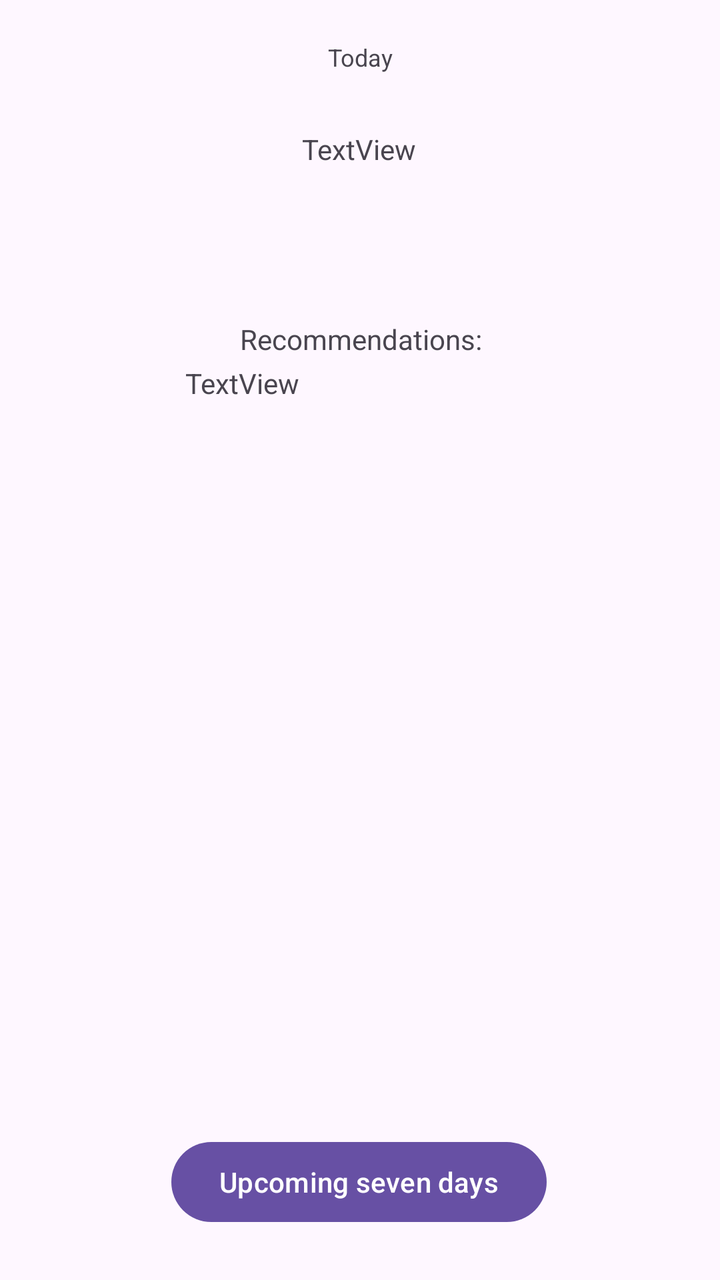
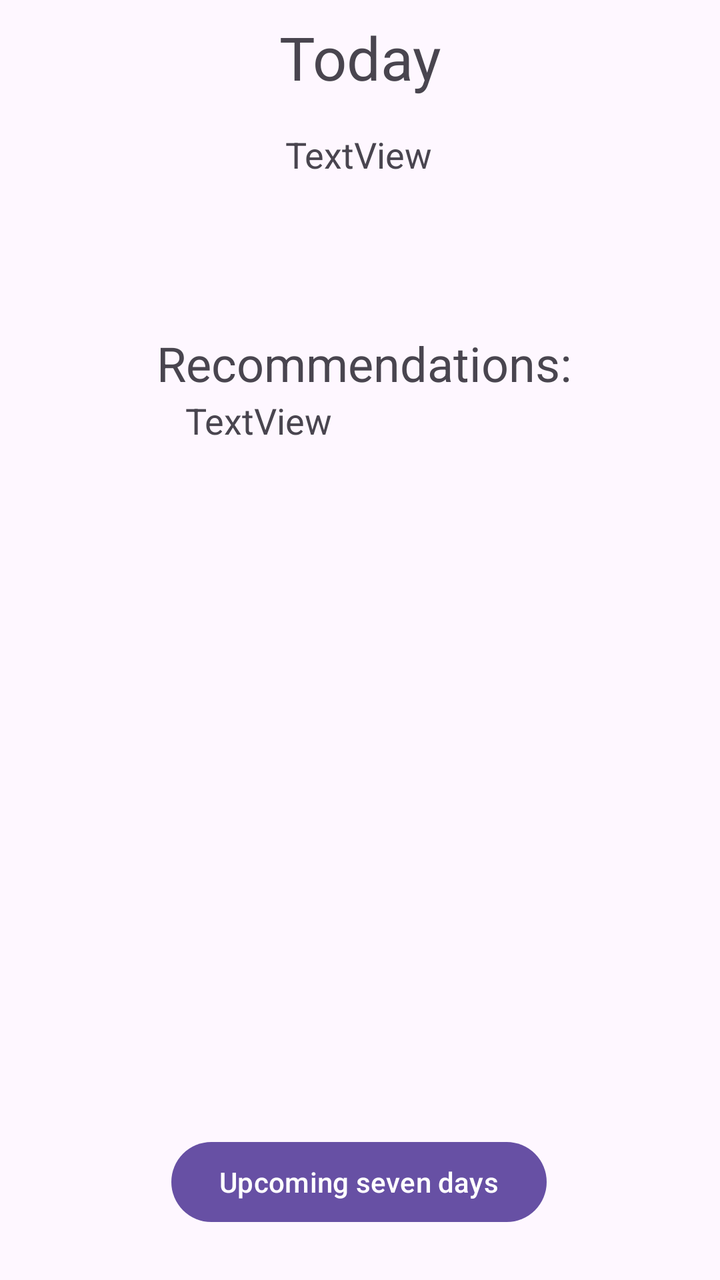

The first picture is an Android layout as it rendered before a commit; the second is the same layout after the commit. The layout source and the unified diff follow.
<!-- AndroidManifest.xml: application theme Theme.WhetherApp -->
<!-- res/layout/activity_main.xml -->
<?xml version="1.0" encoding="utf-8"?>
<androidx.constraintlayout.widget.ConstraintLayout
        xmlns:android="http://schemas.android.com/apk/res/android"
        xmlns:tools="http://schemas.android.com/tools"
        xmlns:app="http://schemas.android.com/apk/res-auto"
        android:id="@+id/main"
        android:layout_width="match_parent"
        android:layout_height="match_parent"

        tools:context=".MainActivity" android:rotationX="0">

    
    <TextView
            android:id="@+id/editTextText"
            android:layout_width="119dp"
            android:layout_height="41dp"
            android:text="Today"
            android:textSize="12sp"
            android:textAlignment="center"
            android:gravity="center"
            app:layout_constraintTop_toTopOf="parent"
            android:layout_marginTop="8dp" app:layout_constraintStart_toStartOf="parent"
            android:layout_marginStart="146dp" android:layout_marginEnd="146dp"
            app:layout_constraintEnd_toEndOf="parent" android:layout_marginBottom="8dp"
            app:layout_constraintBottom_toTopOf="@+id/textView2"/>

    

    <ImageView
            android:id="@+id/weatherIcon_Homepage"
            android:layout_width="48dp"
            android:layout_height="48dp"
            android:layout_marginTop="48dp"

            android:contentDescription="Rain"

            app:layout_constraintTop_toBottomOf="@id/editTextText"
            app:layout_constraintStart_toStartOf="parent"
            app:layout_constraintEnd_toEndOf="parent" app:layout_constraintHorizontal_bias="0.498"/>
    <Button
            android:text="Upcoming seven days"
            android:layout_width="wrap_content"
            android:layout_height="wrap_content" android:id="@+id/button"
            app:layout_constraintStart_toStartOf="parent"
            android:layout_marginStart="160dp" android:layout_marginEnd="161dp"
            app:layout_constraintEnd_toEndOf="parent" app:layout_constraintBottom_toBottomOf="parent"
            android:layout_marginBottom="25dp"/>
    <TextView
            android:text="Recommendations:"
            android:layout_width="wrap_content"
            android:layout_height="wrap_content" android:id="@+id/textView"
            app:layout_constraintStart_toStartOf="parent"
            android:layout_marginStart="175dp" android:layout_marginEnd="178dp"
            app:layout_constraintEnd_toEndOf="parent"
            android:layout_marginTop="76dp" app:layout_constraintTop_toBottomOf="@+id/textView2"
            app:layout_constraintHorizontal_bias="0.483"/>
    <TextView
            android:text="TextView"
            android:layout_width="wrap_content"
            android:layout_height="wrap_content"
            android:id="@+id/textView2"
            android:layout_marginTop="8dp"
            app:layout_constraintTop_toBottomOf="@+id/editTextText" android:layout_marginBottom="52dp"
            app:layout_constraintBottom_toTopOf="@+id/textView" app:layout_constraintStart_toStartOf="parent"
            android:layout_marginStart="176dp" android:layout_marginEnd="177dp"
            app:layout_constraintEnd_toEndOf="parent"/>
    <TextView
            android:text="TextView"
            android:layout_width="174dp"
            android:layout_height="270dp" android:id="@+id/textView3"
            android:layout_marginTop="52dp"
            app:layout_constraintTop_toBottomOf="@+id/textView" app:layout_constraintStart_toStartOf="parent"
            android:layout_marginStart="176dp" android:layout_marginEnd="177dp"
            app:layout_constraintEnd_toEndOf="parent" android:layout_marginBottom="453dp"
            app:layout_constraintBottom_toTopOf="@+id/button"
            app:layout_constraintVertical_bias="0.127"/>


</androidx.constraintlayout.widget.ConstraintLayout>
<!-- resources referenced by this layout -->
<resources>
  <style name="Theme.WhetherApp" parent="Base.Theme.WhetherApp" />
  <style name="Base.Theme.WhetherApp" parent="Theme.Material3.DayNight.NoActionBar">
          
          
      </style>
</resources>

<!-- the commit's change to res/layout/activity_main.xml (unified diff, before → after) -->
@@ -15,7 +15,7 @@
             android:layout_width="119dp"
             android:layout_height="41dp"
             android:text="Today"
-            android:textSize="12sp"
+            android:textSize="30sp"
             android:textAlignment="center"
             android:gravity="center"
             app:layout_constraintTop_toTopOf="parent"
@@ -46,6 +46,7 @@
             app:layout_constraintEnd_toEndOf="parent" app:layout_constraintBottom_toBottomOf="parent"
             android:layout_marginBottom="25dp"/>
     <TextView
+            android:textSize="24sp"
             android:text="Recommendations:"
             android:layout_width="wrap_content"
             android:layout_height="wrap_content" android:id="@+id/textView"
@@ -55,6 +56,7 @@
             android:layout_marginTop="76dp" app:layout_constraintTop_toBottomOf="@+id/textView2"
             app:layout_constraintHorizontal_bias="0.483"/>
     <TextView
+            android:textSize="18sp"
             android:text="TextView"
             android:layout_width="wrap_content"
             android:layout_height="wrap_content"
@@ -65,6 +67,7 @@
             android:layout_marginStart="176dp" android:layout_marginEnd="177dp"
             app:layout_constraintEnd_toEndOf="parent"/>
     <TextView
+            android:textSize="18sp"
             android:text="TextView"
             android:layout_width="174dp"
             android:layout_height="270dp" android:id="@+id/textView3"
